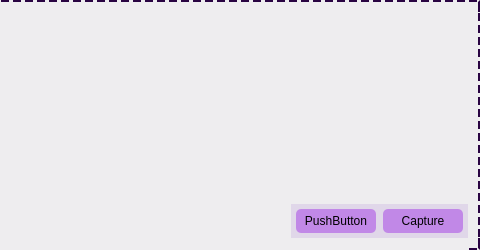
Qt form src/gui/screenCapture copy.ui (VxyX/OcrJpKanjiLearning) before a commit; both pictures show x 240 to 720 and y 0 to 250 of the 720 by 250 pixel window.
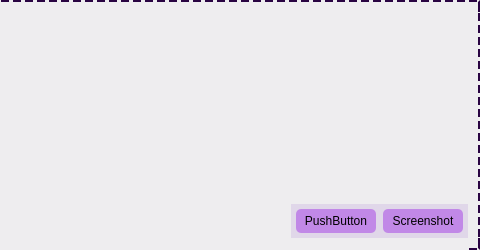
The same form after that commit.

```diff
--- a/src/gui/screenCapture copy.ui
+++ b/src/gui/screenCapture copy.ui
@@ -283,7 +283,7 @@
                       </sizepolicy>
                      </property>
                      <property name="text">
-                      <string>Capture</string>
+                      <string>Screenshot</string>
                      </property>
                     </widget>
                    </item>
```
